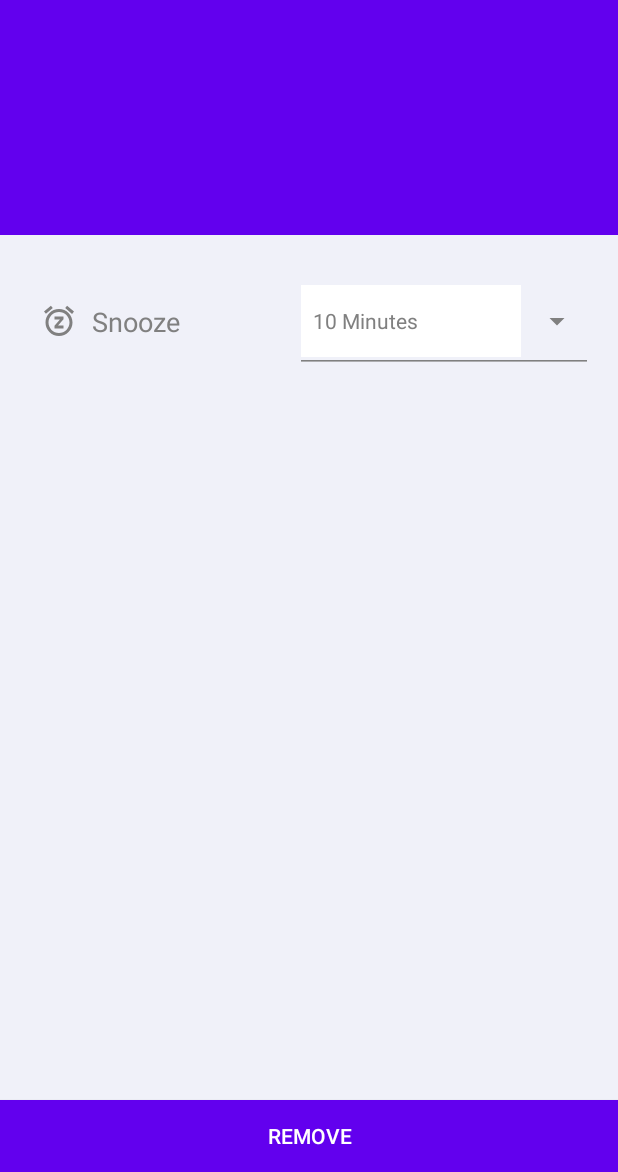
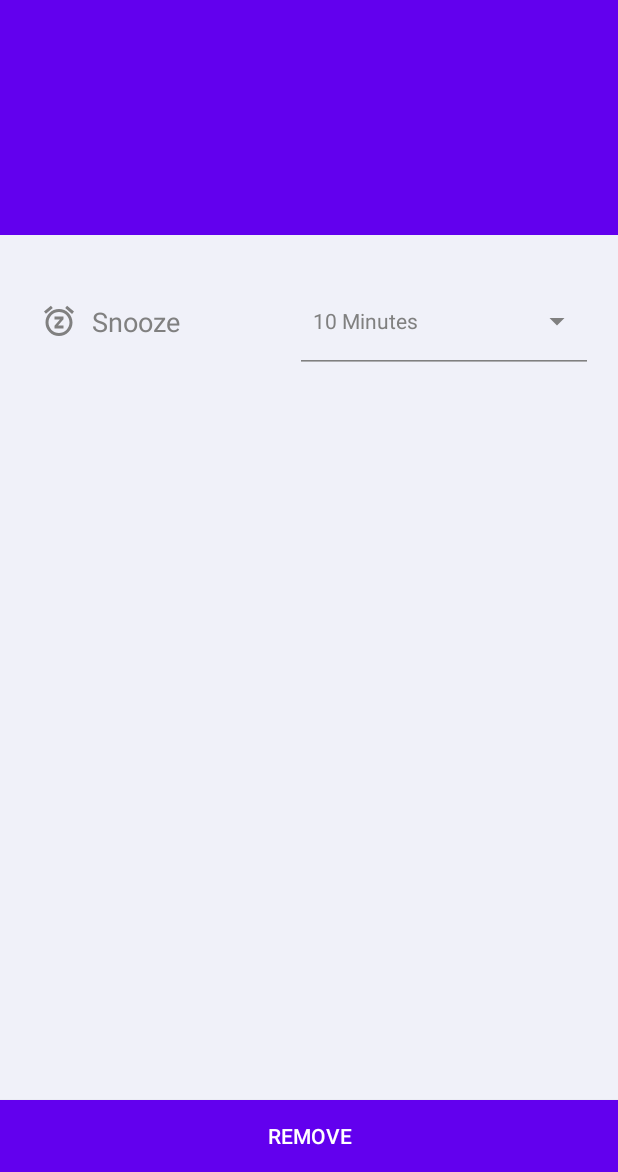
Before and after one commit to rashadibrahimov/EasyToDo, an Android app: the SnoozeOrRemoveActivity screen opened directly, with no data from a screen before it, on a phone screen of 412 x 824 dp, the part 64-1236 px from its top. Run offline under Robolectric (Android 15) with nearby library versions, the phone set to English and light mode, and no system bars.

Commit message:
First commit

```diff
--- a/app/src/main/java/com/example/easytodo/MainActivity.java
+++ b/app/src/main/java/com/example/easytodo/MainActivity.java
@@ -39,7 +39,6 @@ public class MainActivity extends AppCompatActivity {
     private Cursor timeCursor;
     private Cursor titleCursor;
     private int i;
-    private int j;
     private int k;
     private int count;
 
@@ -75,8 +74,6 @@ public class MainActivity extends AppCompatActivity {
         todosImageView = findViewById(R.id.todosImageView);
         todosTextView = findViewById(R.id.todosTextView);
 
-        i = 0;
-        j = 0;
         k = 0;
 
         check();
@@ -102,7 +99,6 @@ public class MainActivity extends AppCompatActivity {
             todosImageView.setVisibility(View.VISIBLE);
             todosTextView.setVisibility(View.VISIBLE);
             i = 0;
-            j = 0;
             dateCursor = null;
             timeCursor = null;
             titleCursor = null;
@@ -283,9 +279,10 @@ public class MainActivity extends AppCompatActivity {
             timeCursor = mDatabase.query(DatabaseHelper.TABLE_NAME, new String[]{DatabaseHelper.TIME}, null, null, null, null, null);
             titleCursor = mDatabase.query(DatabaseHelper.TABLE_NAME, new String[]{DatabaseHelper.TITLE}, null, null, null, null, null);
 
+            i = 0;
+
             if (getAllTodos().getCount() == 0) {
                 i = 0;
-                j = 0;
             } else {
                 while (i < count) {
                     notifyMe();
@@ -305,7 +302,6 @@ public class MainActivity extends AppCompatActivity {
 
             if (getAllTodos().getCount() == 0) {
                 i = 0;
-                j = 0;
             } else {
                 stopNotification(data.getIntExtra("position", 0));
                 notifyMeAfterUpdated(data.getIntExtra("position", 0));
@@ -339,9 +335,6 @@ public class MainActivity extends AppCompatActivity {
     }
 
     private void notifyMe() {
-
-        while (j < getAllTodos().getCount()) {
-
         Intent intent = new Intent(this, ReminderBroadcast.class);
 
         AlarmManager alarmManager = (AlarmManager) getSystemService(ALARM_SERVICE);
@@ -371,8 +364,6 @@ public class MainActivity extends AppCompatActivity {
 
         } catch (ParseException e) {
             e.printStackTrace();
-            }
-            j++;
         }
     }
 
--- a/app/src/main/res/drawable/ic_baseline_more_vert_24.xml
+++ /dev/null
@@ -1,5 +0,0 @@
-<vector android:height="24dp" android:tint="#FFFFFF"
-    android:viewportHeight="24" android:viewportWidth="32"
-    android:width="32dp" xmlns:android="http://schemas.android.com/apk/res/android">
-    <path android:fillColor="@android:color/white" android:pathData="M12,8c1.1,0 2,-0.9 2,-2s-0.9,-2 -2,-2 -2,0.9 -2,2 0.9,2 2,2zM12,10c-1.1,0 -2,0.9 -2,2s0.9,2 2,2 2,-0.9 2,-2 -0.9,-2 -2,-2zM12,16c-1.1,0 -2,0.9 -2,2s0.9,2 2,2 2,-0.9 2,-2 -0.9,-2 -2,-2z"/>
-</vector>
--- a/app/src/main/res/drawable/ic_baseline_more_vert_24_dark.xml
+++ /dev/null
@@ -1,5 +0,0 @@
-<vector android:height="24dp" android:tint="#808080"
-    android:viewportHeight="24" android:viewportWidth="32"
-    android:width="32dp" xmlns:android="http://schemas.android.com/apk/res/android">
-    <path android:fillColor="@android:color/white" android:pathData="M12,8c1.1,0 2,-0.9 2,-2s-0.9,-2 -2,-2 -2,0.9 -2,2 0.9,2 2,2zM12,10c-1.1,0 -2,0.9 -2,2s0.9,2 2,2 2,-0.9 2,-2 -0.9,-2 -2,-2zM12,16c-1.1,0 -2,0.9 -2,2s0.9,2 2,2 2,-0.9 2,-2 -0.9,-2 -2,-2z"/>
-</vector>
--- a/app/src/main/res/layout/activity_snooze_or_remove.xml
+++ b/app/src/main/res/layout/activity_snooze_or_remove.xml
@@ -34,7 +34,7 @@
             android:layout_marginStart="16dp"
             android:layout_marginTop="16dp"
             android:text="@string/easytodo"
-            android:textColor="?attr/titleTextColor"
+            android:textColor="#FFFFFF"
             android:textSize="20sp"
             app:layout_constraintStart_toStartOf="parent"
             app:layout_constraintTop_toTopOf="parent" />
--- a/app/src/main/res/values/styles.xml
+++ b/app/src/main/res/values/styles.xml
@@ -7,12 +7,10 @@
         <item name="colorPrimaryDark">@color/colorPrimaryDark</item>
         <item name="colorAccent">@color/colorAccent</item>
         <item name="backgroundColor">#F0F1F9</item>
-        <item name="titleTextColor">#FFFFFF</item>
         <item name="alarmColor">#808080</item>
         <item name="remindMeSnoozeColor">#808080</item>
         <item name="android:itemBackground">#FCFCFC</item>
         <item name="android:itemTextAppearance">@style/MyActionBar.MenuTextStyle</item>
-        <item name="android:actionOverflowButtonStyle">@style/AppTheme.OverFlow</item>
         <item name="todoBackground">#FFFFFF</item>
         <item name="todoText">#808080</item>
         <item name="colorControlNormal">#808080</item>
@@ -26,12 +24,10 @@
         <item name="colorPrimaryDark">@color/colorPrimaryDark</item>
         <item name="colorAccent">#FFC107</item>
         <item name="backgroundColor">#303030</item>
-        <item name="titleTextColor">#808080</item>
         <item name="alarmColor">#FFFFFF</item>
         <item name="remindMeSnoozeColor">#FFFFFF</item>
         <item name="android:itemBackground">#303030</item>
         <item name="android:itemTextAppearance">@style/MyActionBar.MenuTextStyle</item>
-        <item name="android:actionOverflowButtonStyle">@style/DarkTheme.OverFlow</item>
         <item name="todoBackground">#444444</item>
         <item name="todoText">#FFFFFF</item>
         <item name="colorControlNormal">#808080</item>
@@ -54,16 +50,6 @@
         <item name="android:textColor">#808080</item>
     </style>
 
-    <style name="AppTheme.OverFlow">
-        <item name="android:src">@drawable/ic_baseline_more_vert_24</item>
-        <item name="android:width">32dp</item>
-    </style>
-
-    <style name="DarkTheme.OverFlow">
-        <item name="android:src">@drawable/ic_baseline_more_vert_24_dark</item>
-        <item name="android:width">32dp</item>
-    </style>
-
     <style name="AppTheme.Switch" parent="Theme.AppCompat.Light">
         <item name="colorControlActivated">@color/colorAccent</item>
         <item name="android:colorForeground">#808080</item>
@@ -76,7 +62,7 @@
 
     <style name="AppTheme.Spinner">
         <item name="android:textColor">#808080</item>
-        <item name="android:background">#FFFFFF</item>
+        <item name="android:background">#F0F1F9</item>
         <item name="android:gravity">center</item>
         <item name="android:padding">8dp</item>
     </style>
```
Lines whose indentation alone changed are shown as unchanged.
